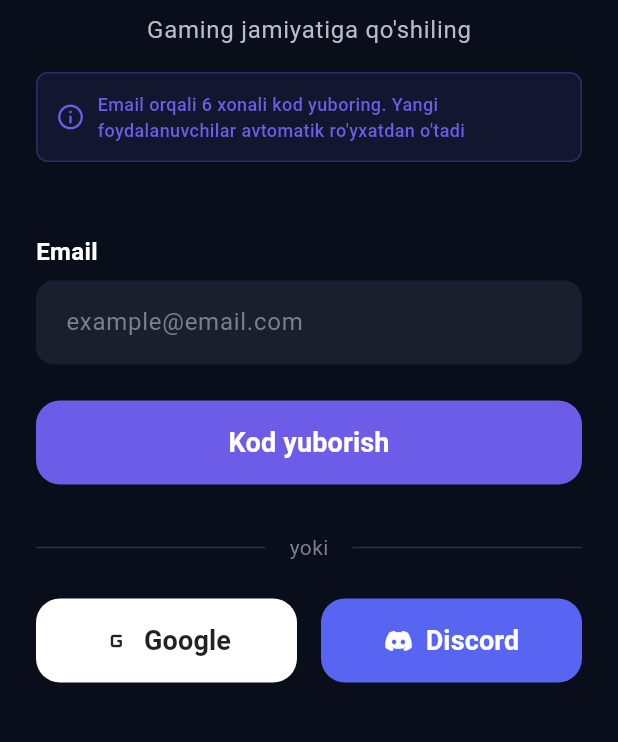
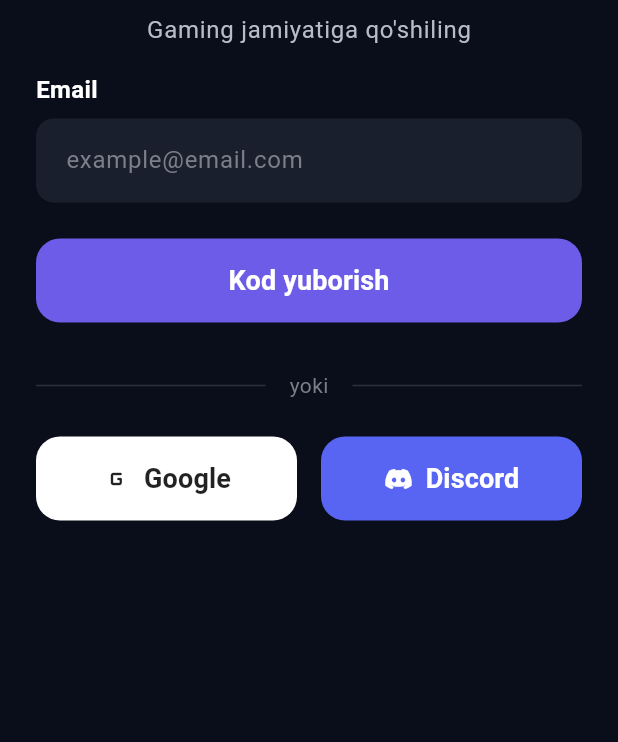
Before and after one commit to Turgunoff/gamehub, a Flutter app: the screen it shows after launch, after a tap on an icon or button, on a phone screen of 412 x 824 dp, the part 372-1114 px from its top. Run offline on Flutter 3.47's test engine with Material 3 defaults, Android fonts, the phone set to English and light mode, and no system bars; drawn by our look-alikes of flutter_animate; our stand-ins replace connectivity_plus, equatable, flutter_bloc, go_router, internet_connection_checker_plus, shared_preferences and 1 more; missing offline and left inert: app_settings; accounts and stored records are empty; statements that could not run were skipped.

Commit message:
✨ Update UI and functionality in GameHub: Adjusted system UI overlay styles for better visibility, refactored login page layout, added email formatting function in OTP verification page, and optimized spacing in dashboard page. Enhanced user experience across authentication features.

```diff
--- a/lib/features/auth/presentation/pages/login_page.dart
+++ b/lib/features/auth/presentation/pages/login_page.dart
@@ -110,46 +110,10 @@
                         duration: const Duration(milliseconds: 800),
                         delay: const Duration(milliseconds: 400),
                       ),
-
-                      const SizedBox(height: 16),
-
-                      Container(
-                        padding: const EdgeInsets.all(12),
-                        decoration: BoxDecoration(
-                          color: AppColors.primary.withOpacity(0.1),
-                          borderRadius: BorderRadius.circular(8),
-                          border: Border.all(
-                            color: AppColors.primary.withOpacity(0.3),
-                          ),
-                        ),
-                        child: Row(
-                          children: [
-                            Icon(
-                              Icons.info_outline,
-                              color: AppColors.primary,
-                              size: 20,
-                            ),
-                            const SizedBox(width: 8),
-                            Expanded(
-                              child: Text(
-                                'Email orqali 6 xonali kod yuboring. Yangi foydalanuvchilar avtomatik ro\'yxatdan o\'tadi',
-                                style: TextStyle(
-                                  color: AppColors.primary,
-                                  fontSize: 12,
-                                  fontWeight: FontWeight.w500,
-                                ),
-                              ),
-                            ),
-                          ],
-                        ),
-                      ).animate().fadeIn(
-                        duration: const Duration(milliseconds: 800),
-                        delay: const Duration(milliseconds: 600),
-                      ),
                     ],
                   ),
 
-                  const SizedBox(height: 48),
+                  const SizedBox(height: 16),
 
                   // Email Field
                   AuthTextField(
--- a/lib/main.dart
+++ b/lib/main.dart
@@ -14,7 +14,11 @@
   SystemChrome.setSystemUIOverlayStyle(
     SystemUiOverlayStyle(
       statusBarColor: Colors.transparent,
-      statusBarIconBrightness: Brightness.dark,
+      statusBarIconBrightness: Brightness.light,
+      statusBarBrightness: Brightness.dark,
+      systemNavigationBarColor: Colors.transparent,
+      systemNavigationBarDividerColor: Colors.transparent,
+      systemNavigationBarIconBrightness: Brightness.light,
     ),
   );
 
```
Also changed, not shown: lib/features/auth/presentation/pages/otp_verification_page.dart (+25 -11 lines), lib/features/home/presentation/pages/dashboard_page.dart (+0 -21 lines).
